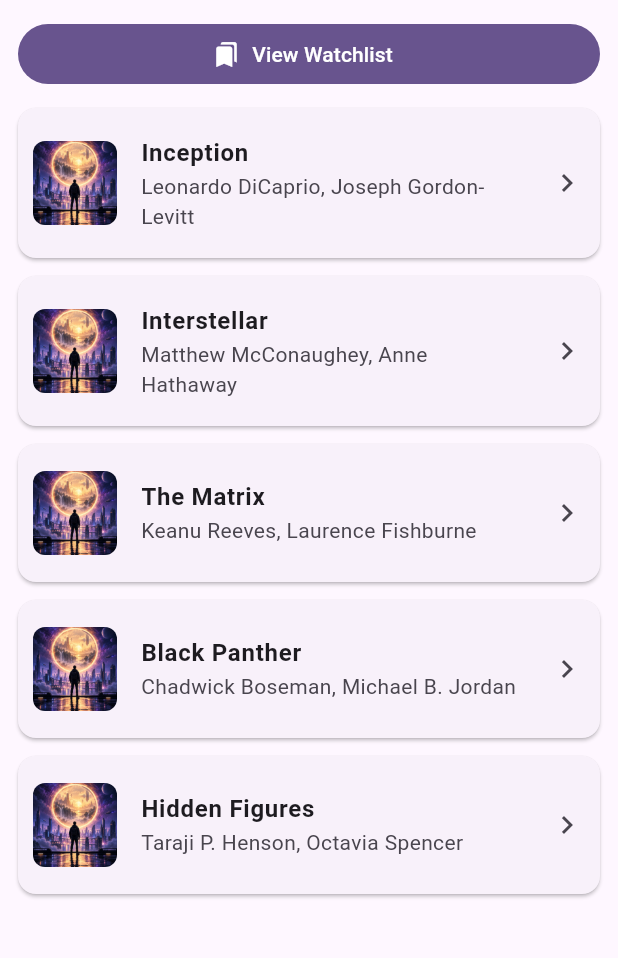
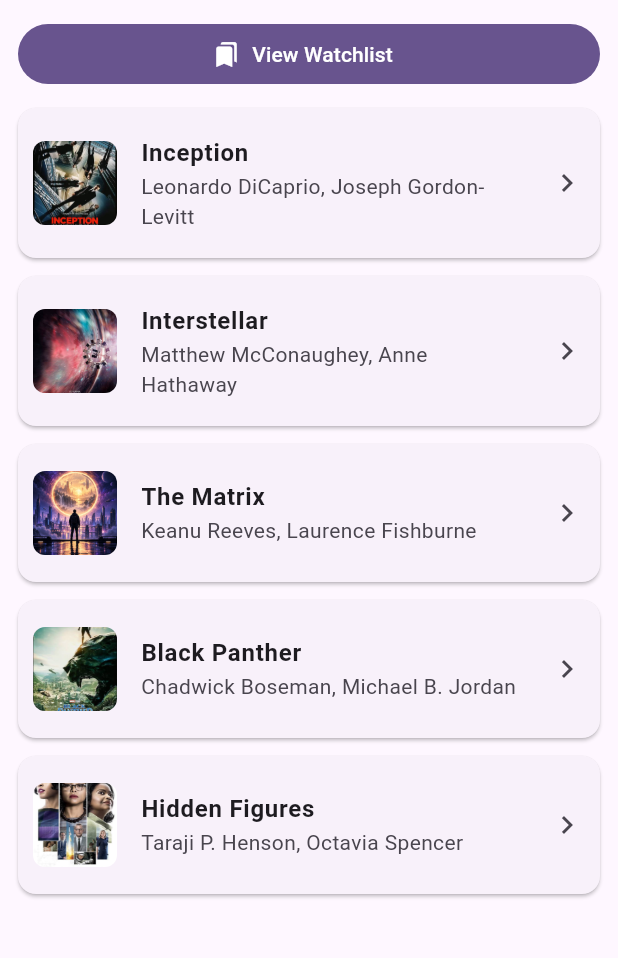
Before and after one commit to drat-git/movie_watchlist_app, a Flutter app: the screen it shows after launch, on a phone screen of 412 x 824 dp, the part 84-1042 px from its top. Run offline on Flutter 3.47's test engine with Material 3 defaults, Android fonts, the phone set to English and light mode, and no system bars.

```diff
--- a/lib/data/movies_data.dart
+++ b/lib/data/movies_data.dart
@@ -3,13 +3,13 @@ import '../models/movie.dart';
 final List<Movie> sampleMovies = [
   Movie(
     title: 'Inception',
-    posterPath: 'assets/images/movie_poster.png',
+    posterPath: 'assets/images/inception.png',
     cast: ['Leonardo DiCaprio', 'Joseph Gordon-Levitt', 'Elliot Page'],
     synopsis: 'A thief who steals secrets through dream-sharing technology is given a chance to have his past crimes forgiven if he can plant an idea into a target\'s mind.',
   ),
   Movie(
     title: 'Interstellar',
-    posterPath: 'assets/images/movie_poster.png',
+    posterPath: 'assets/images/interstellar.png',
     cast: ['Matthew McConaughey', 'Anne Hathaway', 'Jessica Chastain'],
     synopsis: 'A team of explorers travels through a wormhole in space to find a new home for humanity.',
   ),
@@ -21,13 +21,13 @@ final List<Movie> sampleMovies = [
   ),
   Movie(
     title: 'Black Panther',
-    posterPath: 'assets/images/movie_poster.png',
+    posterPath: 'assets/images/black_panther.png',
     cast: ['Chadwick Boseman', 'Michael B. Jordan', 'Lupita Nyong\'o'],
     synopsis: 'The new king of Wakanda must defend his nation and decide how its power should be shared with the world.',
   ),
   Movie(
     title: 'Hidden Figures',
-    posterPath: 'assets/images/movie_poster.png',
+    posterPath: 'assets/images/hidden_figures.png',
     cast: ['Taraji P. Henson', 'Octavia Spencer', 'Janelle Monae'],
     synopsis: 'Three mathematicians at NASA help make a historic space mission possible while overcoming discrimination.',
   ),
```
Also changed, not shown: assets/images/black_panther.png (added), assets/images/hidden_figures.png (added), assets/images/inception.png (added), assets/images/interstellar.png (added).
